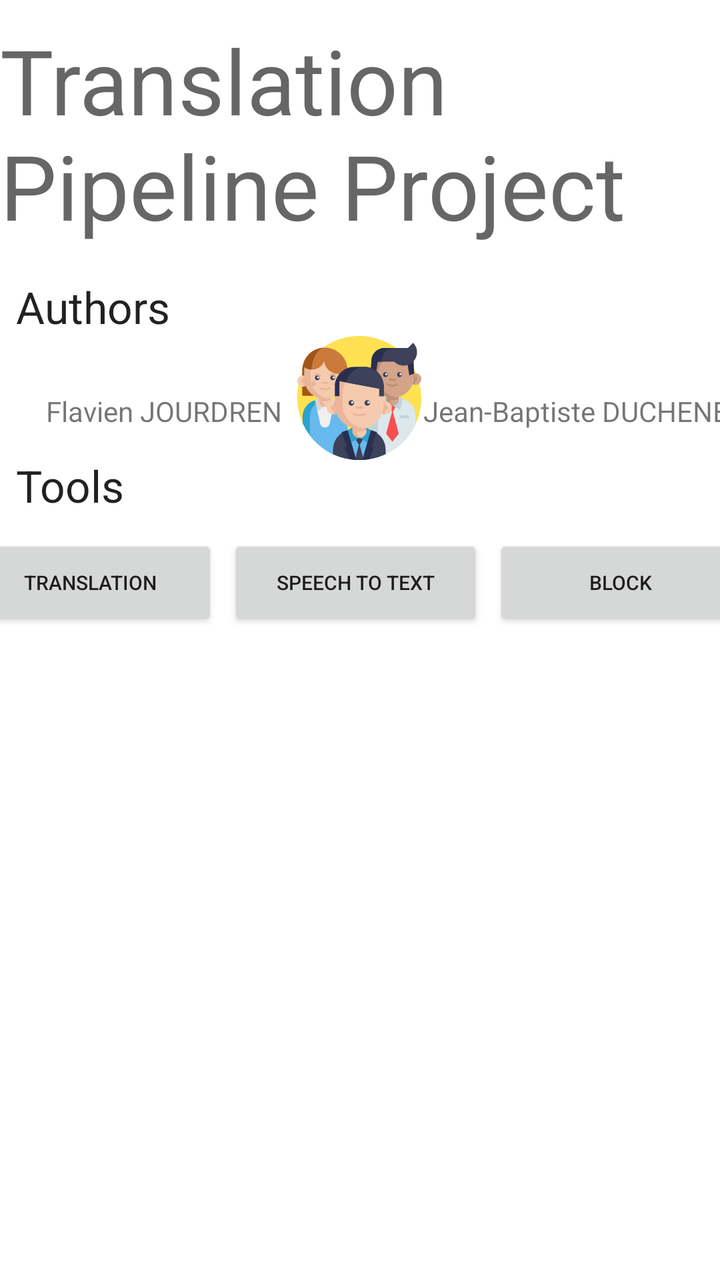
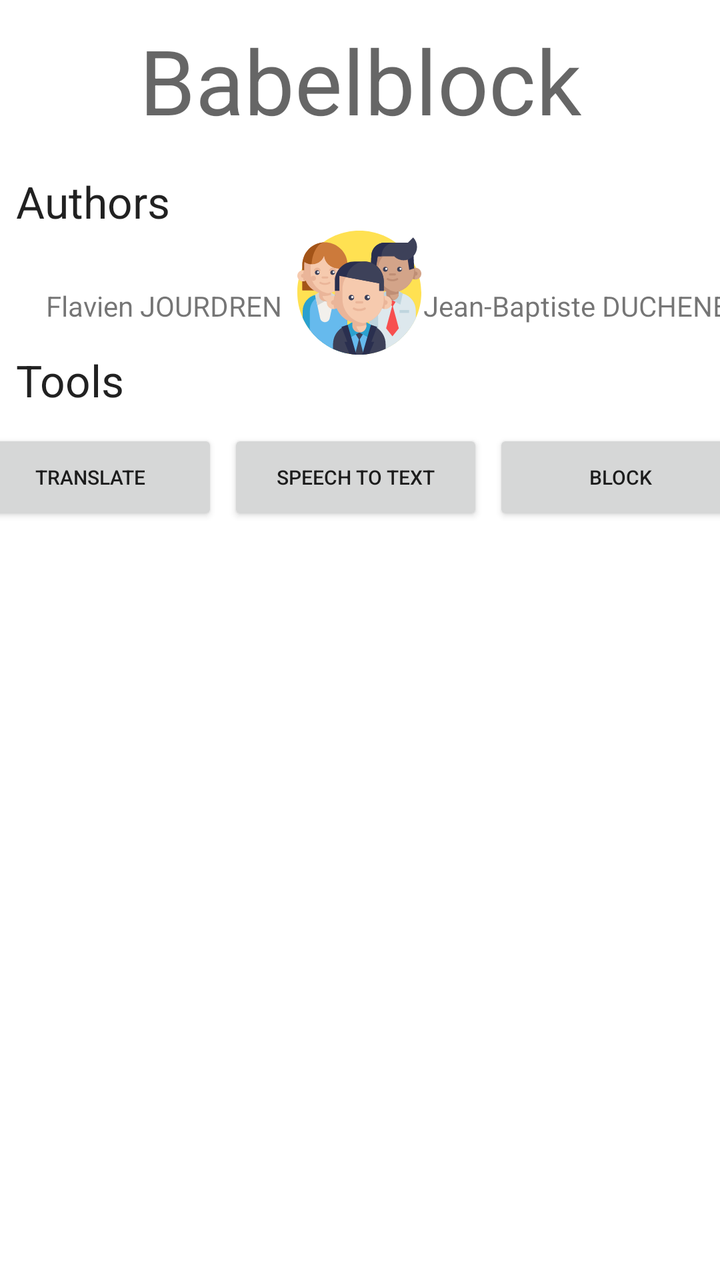

Screens rendered from an Android XML layout before and after an edit, with the pre-edit source and the edit as a unified diff.
<!-- AndroidManifest.xml: application theme Theme.Babelblock -->
<!-- res/layout/activity_main.xml -->
<?xml version="1.0" encoding="utf-8"?>
<androidx.constraintlayout.widget.ConstraintLayout xmlns:android="http://schemas.android.com/apk/res/android"
    xmlns:app="http://schemas.android.com/apk/res-auto"
    xmlns:tools="http://schemas.android.com/tools"
    android:layout_width="match_parent"
    android:layout_height="match_parent"
    tools:context=".MainActivity">

    <TextView
        android:id="@+id/textView4"
        android:layout_width="wrap_content"
        android:layout_height="wrap_content"
        android:layout_marginTop="10dp"
        android:text="@string/main_pipeline_title"
        android:textAppearance="@style/TextAppearance.AppCompat.Display2"
        app:layout_constraintEnd_toEndOf="parent"
        app:layout_constraintStart_toStartOf="parent"
        app:layout_constraintTop_toTopOf="parent" />

    <TextView
        android:id="@+id/textarea_author_1"
        android:layout_width="wrap_content"
        android:layout_height="wrap_content"
        android:layout_marginTop="28dp"
        android:text="Flavien JOURDREN"
        app:layout_constraintEnd_toStartOf="@+id/imageView2"
        app:layout_constraintHorizontal_bias="0.8"
        app:layout_constraintStart_toStartOf="parent"
        app:layout_constraintTop_toBottomOf="@+id/textView9" />

    <TextView
        android:id="@+id/textView8"
        android:layout_width="wrap_content"
        android:layout_height="wrap_content"
        android:layout_marginStart="8dp"
        android:layout_marginLeft="8dp"
        android:layout_marginTop="60dp"
        android:text="Tools"
        android:textAppearance="@style/TextAppearance.AppCompat.Large"
        app:layout_constraintStart_toStartOf="parent"
        app:layout_constraintTop_toBottomOf="@+id/textView9" />

    <TextView
        android:id="@+id/textarea_author_2"
        android:layout_width="wrap_content"
        android:layout_height="wrap_content"
        android:text="Jean-Baptiste DUCHENE"
        app:layout_constraintEnd_toEndOf="parent"
        app:layout_constraintHorizontal_bias="0.201"
        app:layout_constraintStart_toEndOf="@+id/imageView2"
        app:layout_constraintTop_toTopOf="@+id/textarea_author_1" />

    <TextView
        android:id="@+id/textView9"
        android:layout_width="wrap_content"
        android:layout_height="wrap_content"
        android:layout_marginStart="8dp"
        android:layout_marginLeft="8dp"
        android:layout_marginTop="16dp"
        android:text="Authors"
        android:textAppearance="@style/TextAppearance.AppCompat.Large"
        app:layout_constraintStart_toStartOf="parent"
        app:layout_constraintTop_toBottomOf="@+id/textView4" />

    <LinearLayout
        android:id="@+id/linearLayout"
        android:layout_width="663dp"
        android:layout_height="52dp"
        android:layout_marginTop="8dp"
        android:gravity="center_horizontal|center_vertical"
        android:orientation="horizontal"
        app:layout_constraintEnd_toEndOf="parent"
        app:layout_constraintStart_toStartOf="parent"
        app:layout_constraintTop_toBottomOf="@+id/textView8">

        <Button
            android:id="@+id/main_button_tts"
            android:layout_width="0dp"
            android:layout_height="wrap_content"
            android:layout_marginEnd="5dp"
            android:layout_marginRight="5dp"
            android:layout_weight="1"
            android:text="@string/main_menu_tts"
            android:textSize="10sp" />

        <Button
            android:id="@+id/main_button_translate"
            android:layout_width="0dp"
            android:layout_height="wrap_content"
            android:layout_marginEnd="5dp"
            android:layout_marginRight="5dp"
            android:layout_weight="1"
            android:text="@string/main_menu_translation"
            android:textSize="10sp" />

        <Button
            android:id="@+id/main_button_stt"
            android:layout_width="0dp"
            android:layout_height="wrap_content"
            android:layout_marginEnd="5dp"
            android:layout_marginRight="5dp"
            android:layout_weight="1"
            android:text="@string/main_menu_stt"
            android:textSize="10sp" />

        <Button
            android:id="@+id/main_button_block"
            android:layout_width="0dp"
            android:layout_height="wrap_content"
            android:layout_marginEnd="5dp"
            android:layout_marginRight="5dp"
            android:layout_weight="1"
            android:text="@string/main_menu_block"
            android:textSize="10sp" />

        <Button
            android:id="@+id/main_button_pipeline"
            android:layout_width="0dp"
            android:layout_height="wrap_content"
            android:layout_marginEnd="5dp"
            android:layout_marginRight="5dp"
            android:layout_weight="1"
            android:text="@string/main_menu_pipeline"
            android:textSize="10sp" />

    </LinearLayout>

    <ImageView
        android:id="@+id/imageView2"
        android:layout_width="66dp"
        android:layout_height="62dp"
        app:layout_constraintEnd_toEndOf="parent"
        app:layout_constraintHorizontal_bias="0.499"
        app:layout_constraintStart_toStartOf="parent"
        app:layout_constraintTop_toBottomOf="@+id/textView9"
        app:srcCompat="@drawable/teamwork" />

</androidx.constraintlayout.widget.ConstraintLayout>
<!-- resources referenced by this layout -->
<resources>
  <!-- drawable teamwork: vector/xml drawable (drawable, 22319 chars, omitted) -->
  <string name="main_menu_block">Block</string>
  <string name="main_menu_pipeline">Translation pipeline</string>
  <string name="main_menu_stt">Speech to Text</string>
  <string name="main_menu_translation">Translation</string>
  <string name="main_menu_tts">Text to Speech</string>
  <string name="main_pipeline_title">Translation Pipeline Project</string>
  <style name="Theme.Babelblock" parent="Theme.MaterialComponents.DayNight.DarkActionBar">
          
          <item name="colorPrimary">@color/purple_500</item>
          <item name="colorPrimaryVariant">@color/purple_700</item>
          <item name="colorOnPrimary">@color/white</item>
          
          <item name="colorSecondary">@color/teal_200</item>
          <item name="colorSecondaryVariant">@color/teal_700</item>
          <item name="colorOnSecondary">@color/black</item>
          
          <item name="android:statusBarColor" tools:targetApi="l">?attr/colorPrimaryVariant</item>
          
      </style>
  <color name="purple_500">#FF6200EE</color>
  <color name="purple_700">#FF3700B3</color>
  <color name="white">#FFFFFFFF</color>
  <color name="teal_200">#FF03DAC5</color>
  <color name="teal_700">#FF018786</color>
  <color name="black">#FF000000</color>
</resources>

<!-- the commit's change to res/layout/activity_main.xml (unified diff, before → after) -->
@@ -11,7 +11,7 @@
         android:layout_width="wrap_content"
         android:layout_height="wrap_content"
         android:layout_marginTop="10dp"
-        android:text="@string/main_pipeline_title"
+        android:text="@string/app_name"
         android:textAppearance="@style/TextAppearance.AppCompat.Display2"
         app:layout_constraintEnd_toEndOf="parent"
         app:layout_constraintStart_toStartOf="parent"
@@ -80,7 +80,7 @@
             android:layout_marginEnd="5dp"
             android:layout_marginRight="5dp"
             android:layout_weight="1"
-            android:text="@string/main_menu_tts"
+            android:text="@string/tts"
             android:textSize="10sp" />
 
         <Button
@@ -90,7 +90,7 @@
             android:layout_marginEnd="5dp"
             android:layout_marginRight="5dp"
             android:layout_weight="1"
-            android:text="@string/main_menu_translation"
+            android:text="@string/translate"
             android:textSize="10sp" />
 
         <Button
@@ -100,7 +100,7 @@
             android:layout_marginEnd="5dp"
             android:layout_marginRight="5dp"
             android:layout_weight="1"
-            android:text="@string/main_menu_stt"
+            android:text="@string/stt"
             android:textSize="10sp" />
 
         <Button
@@ -110,7 +110,7 @@
             android:layout_marginEnd="5dp"
             android:layout_marginRight="5dp"
             android:layout_weight="1"
-            android:text="@string/main_menu_block"
+            android:text="@string/block"
             android:textSize="10sp" />
 
         <Button
@@ -120,7 +120,7 @@
             android:layout_marginEnd="5dp"
             android:layout_marginRight="5dp"
             android:layout_weight="1"
-            android:text="@string/main_menu_pipeline"
+            android:text="@string/pipeline"
             android:textSize="10sp" />
 
     </LinearLayout>
<!-- resource entries referenced after the edit -->
@@ -1,12 +1,12 @@
 <!-- resources referenced by this layout -->
 <resources>
   <!-- drawable teamwork: vector/xml drawable (drawable, 22319 chars, omitted) -->
-  <string name="main_menu_block">Block</string>
-  <string name="main_menu_pipeline">Translation pipeline</string>
-  <string name="main_menu_stt">Speech to Text</string>
-  <string name="main_menu_translation">Translation</string>
-  <string name="main_menu_tts">Text to Speech</string>
-  <string name="main_pipeline_title">Translation Pipeline Project</string>
+  <string name="app_name">Babelblock</string>
+  <string name="block">Block</string>
+  <string name="pipeline">Pipeline</string>
+  <string name="stt">Speech To Text</string>
+  <string name="translate">Translate</string>
+  <string name="tts">Text To Speech</string>
   <style name="Theme.Babelblock" parent="Theme.MaterialComponents.DayNight.DarkActionBar">
           
           <item name="colorPrimary">@color/purple_500</item>
